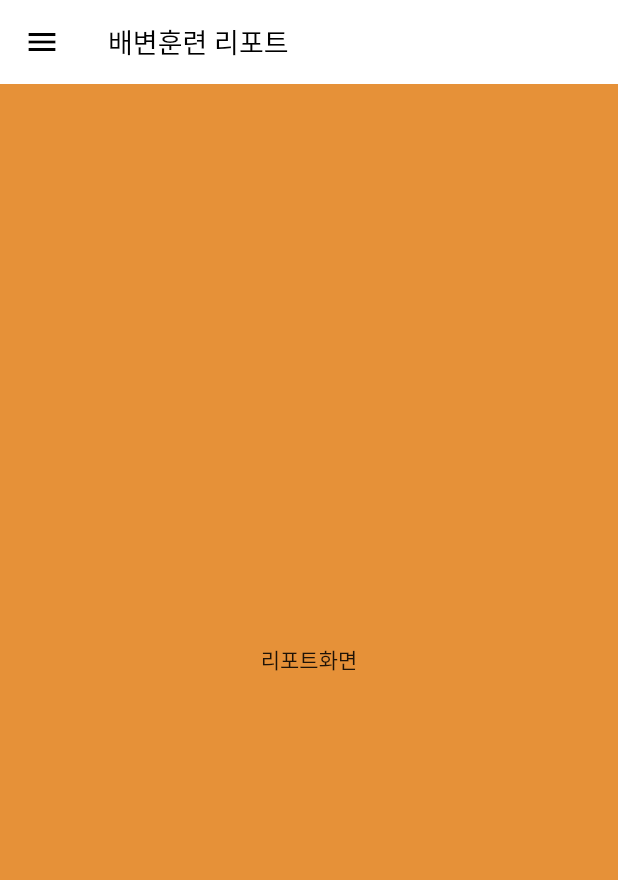
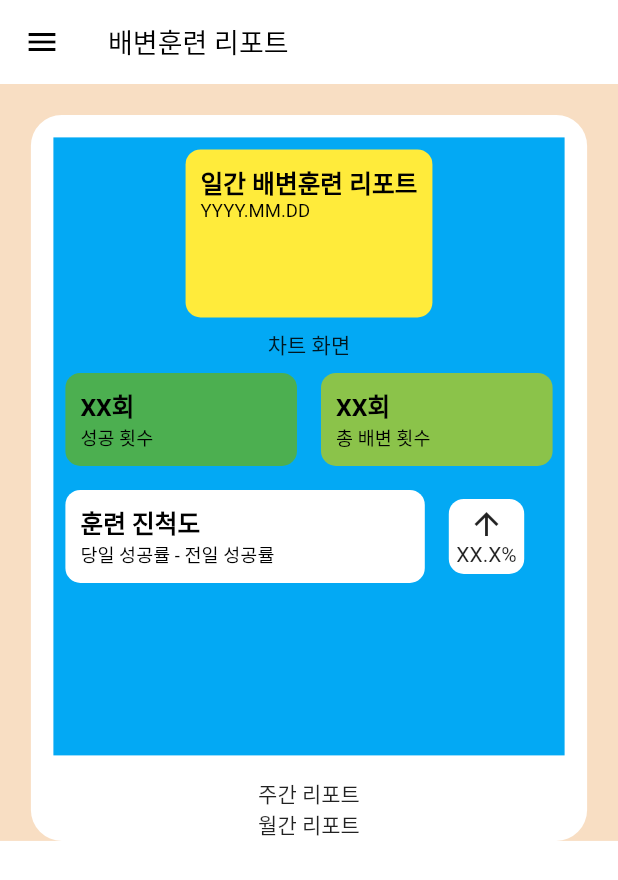
Before and after one commit to livlikwav/GoodPooPee_frontend, a Flutter app: the ReportScreen screen opened by its route, on a phone screen of 412 x 824 dp. Shown: the top 880 px of the screen. Run offline on Flutter 3.47's test engine with Material 2 defaults, Android fonts, the phone set to English and light mode, and no system bars; our stand-ins replace flutter_svg; missing offline and left inert: fab_circular_menu.

Commit message:
Add daily_report_card, stat card widget and percent card widget

```diff
--- a/gpp_app/lib/constants/text_style.dart
+++ b/gpp_app/lib/constants/text_style.dart
@@ -27,8 +27,15 @@ final h3Style = TextStyle(
 
 // Plain text
 final pStyle = TextStyle(
+  fontSize: getBlockSizeHorizontal(3),
+  fontWeight: FontWeight.normal,
+  color: Colors.black,
+  // height: 1.5,
+);
+
+final pBoldStyle = TextStyle(
   fontSize: getBlockSizeHorizontal(4),
-  fontWeight: FontWeight.normal,
+  fontWeight: FontWeight.bold,
   color: Colors.black,
   // height: 1.5,
 );
--- a/gpp_app/lib/constants/theme.dart
+++ b/gpp_app/lib/constants/theme.dart
@@ -5,6 +5,7 @@ import 'package:flutter/material.dart';
 final kPrimaryColor = AppColors.orange[700];
 final kAccentColor = AppColors.orange[500];
 final kTextColor = Colors.black;
+final kBackgroundColor = AppColors.orange[100];
 
 final ThemeData themeData = new ThemeData(
   scaffoldBackgroundColor: Colors.white,
@@ -18,7 +19,9 @@ final ThemeData themeData = new ThemeData(
   primaryColor: kPrimaryColor,
   primaryColorBrightness: Brightness.light,
   accentColor: kAccentColor,
-    accentColorBrightness: Brightness.light);
+  accentColorBrightness: Brightness.light,
+  backgroundColor: kBackgroundColor,
+);
 
 AppBarTheme appBarTheme() {
   return AppBarTheme(
--- a/gpp_app/lib/screens/register/register.dart
+++ b/gpp_app/lib/screens/register/register.dart
@@ -24,7 +24,9 @@ class _RegisterScreenState extends State<RegisterScreen> {
     return SizedBox(
       width: double.infinity,
       child: Padding(
-        padding: EdgeInsets.symmetric(horizontal: getBlockSizeVertical(4)),
+        padding: EdgeInsets.symmetric(
+          horizontal: getBlockSizeVertical(4),
+        ),
         child: SingleChildScrollView(
           child: Column(
             children: [
--- /dev/null
+++ b/gpp_app/lib/screens/report/components/daily_report_card.dart
@@ -0,0 +1,60 @@
+import 'package:flutter/material.dart';
+import 'package:gpp_app/screens/report/components/percent_card.dart';
+import 'package:gpp_app/screens/report/components/stat_card.dart';
+import 'package:gpp_app/util/size_config.dart';
+
+class DailyReportCard extends StatefulWidget {
+  @override
+  State<StatefulWidget> createState() => _DailyReportCardState();
+}
+
+class _DailyReportCardState extends State<DailyReportCard> {
+  @override
+  Widget build(BuildContext context) {
+    return Container(
+        margin: const EdgeInsets.all(15.0),
+        width: getBlockSizeHorizontal(100),
+        height: getBlockSizeVertical(50),
+        color: Colors.lightBlue,
+        child: Column(
+          children: <Widget>[
+            statCard(
+              '일간 배변훈련 리포트',
+              'YYYY.MM.DD',
+              Colors.yellow,
+            ),
+            Flexible(
+              child: Text('차트 화면'),
+            ),
+            Row(
+              children: [
+                statCard(
+                  'XX회',
+                  '성공 횟수',
+                  Colors.green,
+                ),
+                statCard(
+                  'XX회',
+                  '총 배변 횟수',
+                  Colors.lightGreen,
+                ),
+              ],
+            ),
+            Row(
+              children: [
+                statCard(
+                  '훈련 진척도',
+                  '당일 성공률 - 전일 성공률',
+                  Colors.white,
+                  flex: 3,
+                ),
+                percentCard(
+                  Icons.arrow_upward,
+                  'XX.X%',
+                ),
+              ],
+            ),
+          ],
+        ));
+  }
+}
--- /dev/null
+++ b/gpp_app/lib/screens/report/components/monthly_report_card.dart
@@ -0,0 +1,14 @@
+import 'package:flutter/material.dart';
+
+class MonthlyReportCard extends StatefulWidget {
+  @override
+  State<StatefulWidget> createState() => _MonthlyReportCardState();
+}
+
+class _MonthlyReportCardState extends State<MonthlyReportCard> {
+  @override
+  Widget build(BuildContext context) {
+    // TODO: implement build
+    throw UnimplementedError();
+  }
+}
--- /dev/null
+++ b/gpp_app/lib/screens/report/components/percent_card.dart
@@ -0,0 +1,20 @@
+import 'package:flutter/material.dart';
+
+Flexible percentCard(IconData iconData, String content) {
+  return Flexible(
+    child: Container(
+      margin: const EdgeInsets.all(8.0),
+      padding: const EdgeInsets.all(5.0),
+      decoration: BoxDecoration(
+        color: Colors.white,
+        borderRadius: BorderRadius.circular(10.0),
+      ),
+      child: Column(
+        children: [
+          Icon(iconData),
+          Text(content),
+        ],
+      ),
+    ),
+  );
+}
--- /dev/null
+++ b/gpp_app/lib/screens/report/components/stat_card.dart
@@ -0,0 +1,31 @@
+import 'package:flutter/material.dart';
+import 'package:gpp_app/constants/text_style.dart';
+import 'package:gpp_app/util/size_config.dart';
+
+Expanded statCard(String title, String content, Color color, {int flex = 1}) {
+  return Expanded(
+    flex: flex,
+    child: Container(
+      margin: const EdgeInsets.all(8.0),
+      padding: const EdgeInsets.all(10),
+      decoration: BoxDecoration(
+        color: color,
+        borderRadius: BorderRadius.circular(10.0),
+      ),
+      child: Column(
+        // mainAxisAlignment: MainAxisAlignment.spaceBetween,
+        crossAxisAlignment: CrossAxisAlignment.start,
+        children: <Text>[
+          Text(
+            title,
+            style: pBoldStyle,
+          ),
+          Text(
+            content,
+            style: pStyle,
+          ),
+        ],
+      ),
+    ),
+  );
+}
--- /dev/null
+++ b/gpp_app/lib/screens/report/components/weekly_report_card.dart
@@ -0,0 +1,14 @@
+import 'package:flutter/material.dart';
+
+class WeeklyReportCard extends StatefulWidget {
+  @override
+  State<StatefulWidget> createState() => _WeeklyReportCardState();
+}
+
+class _WeeklyReportCardState extends State<WeeklyReportCard> {
+  @override
+  Widget build(BuildContext context) {
+    // TODO: implement build
+    throw UnimplementedError();
+  }
+}
--- a/gpp_app/lib/screens/report/report.dart
+++ b/gpp_app/lib/screens/report/report.dart
@@ -1,4 +1,6 @@
 import 'package:flutter/material.dart';
+import 'package:gpp_app/screens/report/components/daily_report_card.dart';
+import 'package:gpp_app/util/size_config.dart';
 import 'package:gpp_app/widgets/drawer_menu.dart';
 
 class ReportScreen extends StatefulWidget {
@@ -24,10 +26,30 @@ class _ReportScreenState extends State<ReportScreen> {
 
   Widget _buildBody(context) {
     return Container(
-      color: Theme.of(context).accentColor,
-      child: Center(
-        child: Text('리포트화면'),
-      ),
+      color: Theme.of(context).backgroundColor,
+      child: Padding(
+          padding: EdgeInsets.fromLTRB(
+            getBlockSizeHorizontal(5),
+            getBlockSizeHorizontal(5),
+            getBlockSizeHorizontal(5),
+            0,
+          ),
+          child: Container(
+            decoration: BoxDecoration(
+              color: Colors.white,
+              borderRadius: BorderRadius.circular(getBlockSizeHorizontal(5)),
+            ),
+            child: SingleChildScrollView(
+              child: Column(
+                children: <Widget>[
+                  DailyReportCard(),
+                  // Text('일간 리포트'),
+                  Text('주간 리포트'),
+                  Text('월간 리포트'),
+                ],
+              ),
+            ),
+          )),
     );
   }
 }
--- a/gpp_app/lib/screens/streaming/components/custom_circular_menu.dart
+++ b/gpp_app/lib/screens/streaming/components/custom_circular_menu.dart
@@ -8,8 +8,9 @@ class CustomCircularMenu extends StatelessWidget {
   @override
   Widget build(BuildContext context) {
     return FabCircularMenu(
-      ringDiameter: getBlockSizeHorizontal(50),
-      ringWidth: getBlockSizeHorizontal(10),
+      // Ring rendered before orientation changed
+      ringDiameter: getBlockSizeVertical(50),
+      ringWidth: getBlockSizeVertical(10),
       fabOpenColor: Colors.white,
       children: <Widget>[
         _backMenu(context),
--- a/gpp_app/lib/widgets/drawer_menu.dart
+++ b/gpp_app/lib/widgets/drawer_menu.dart
@@ -88,7 +88,7 @@ Widget _userProfile() {
         backgroundImage: new AssetImage(Assets.appLogo),
       ),
       SizedBox(height: getBlockSizeVertical(2)),
-      Text('User ID', style: new TextStyle(fontWeight: FontWeight.bold)),
+      Text('User Nickname', style: new TextStyle(fontWeight: FontWeight.bold)),
       SizedBox(height: getBlockSizeVertical(3)),
     ],
   ));
```
Lines whose indentation alone changed are shown as unchanged.
